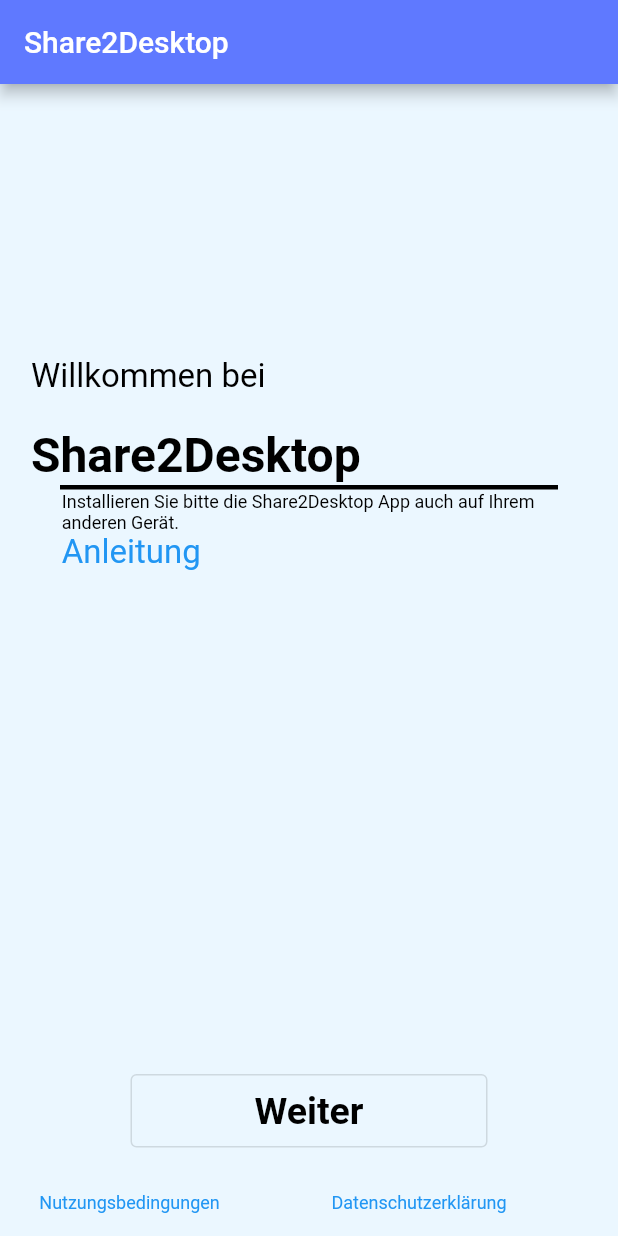
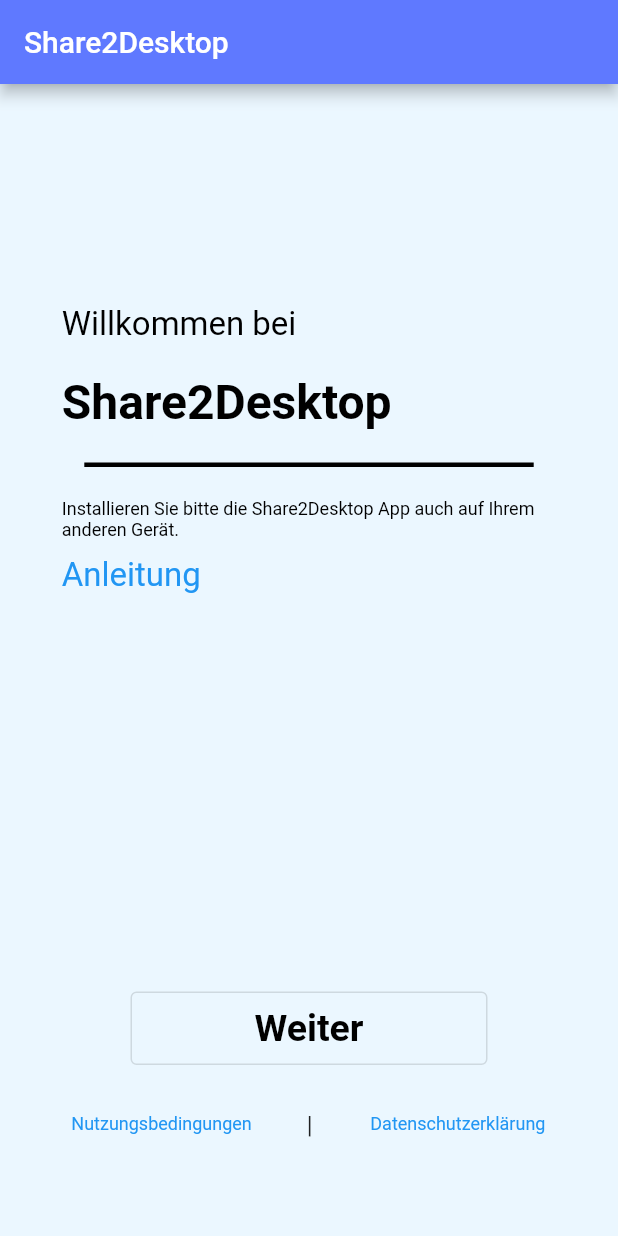
Before and after one commit to szettl135/share2desktop, a Flutter app: the screen it shows after launch, on a phone screen of 412 x 824 dp. Run offline on Flutter 3.47's test engine with Material 2 defaults, Android fonts, the phone set to English and light mode, and no system bars; drawn by our look-alikes of auto_size_text; our stand-ins replace adaptive_theme, device_info_plus, file_picker, qr_flutter; missing offline and left inert: platform_device_id; generated files the repository leaves out were written again; Roboto replaces fonts that are missing (Arial).

Commit message:
startscreen fertig

```diff
--- a/lib/startscreen.dart
+++ b/lib/startscreen.dart
@@ -19,7 +19,8 @@ class StartScreen extends StatelessWidget {
 
               //Logo und Titel
               Container(
-                  width: MediaQuery.of(context).size.width * 0.9,
+
+                  width: MediaQuery.of(context).size.width * 0.8,
                   child: AutoSizeText("Willkommen bei",
                       style: TextStyle(
                           color: Theme.of(context).textTheme.headline4!.color),
@@ -29,7 +30,7 @@ class StartScreen extends StatelessWidget {
                       presetFontSizes: [22, 12, 6])),
               SizedBox(height: 20),
               Container(
-                  width: MediaQuery.of(context).size.width * 0.9,
+                  width: MediaQuery.of(context).size.width * 0.8,
                   child: AutoSizeText("Share2Desktop",
                       style: TextStyle(
                           fontWeight: FontWeight.bold,
@@ -37,7 +38,7 @@ class StartScreen extends StatelessWidget {
                       textAlign: TextAlign.left,
                       maxLines: 1,
                       presetFontSizes: [32, 16, 10])),
-              //SizedBox(height: 20),
+              SizedBox(height: 20),
               Divider(
                 color: Theme.of(context)
                     .textTheme
@@ -45,10 +46,10 @@ class StartScreen extends StatelessWidget {
                     .color, //color of divider
                 height: 5, //height spacing of divider
                 thickness: 3, //thickness of divier line
-                indent: 25, //spacing at the start of divider
-                endIndent: 25, //spacing at the end of divider
+                indent: MediaQuery.of(context).size.width * 0.1, //spacing at the start of divider
+                endIndent: MediaQuery.of(context).size.width * 0.1, //spacing at the end of divider
               ),
-
+              SizedBox(height: 20),
               Container(
                 width: MediaQuery.of(context).size.width * 0.8,
                 child: AutoSizeText(
@@ -59,7 +60,7 @@ class StartScreen extends StatelessWidget {
                     maxLines: 2,
                     presetFontSizes: [22, 12, 6]),
               ),
-
+              SizedBox(height: 10),
               Container(
                   width: MediaQuery.of(context).size.width * 0.8,
                   child: AutoSizeText.rich(
@@ -72,6 +73,7 @@ class StartScreen extends StatelessWidget {
                     ),
                     style: TextStyle(color: Colors.blue),
                     presetFontSizes: [22, 12, 6],
+                     group: smallGroup,
                   )),
 
               Spacer(flex: 2),
@@ -96,8 +98,9 @@ class StartScreen extends StatelessWidget {
 
             Row(
               mainAxisAlignment: MainAxisAlignment.center,
-              children: [Spacer(),Container(
-                  width: MediaQuery.of(context).size.width * 0.4,
+              crossAxisAlignment: CrossAxisAlignment.center,
+              children: [Spacer(flex:1),Container(
+                  width: MediaQuery.of(context).size.width * 0.45,
                   child: AutoSizeText.rich(
                     TextSpan(
                       text: 'Nutzungsbedingungen',
@@ -107,13 +110,19 @@ class StartScreen extends StatelessWidget {
                         },
                     ),
                     style: TextStyle(color: Colors.blue),
+                    group: smallGroup,
+                    textAlign: TextAlign.center,
                     presetFontSizes: [22, 12, 6],
                     maxLines: 1,
                   )),
-
-                  SizedBox(width: 30),
+                 // Spacer(flex:1),
+                 SizedBox(width: MediaQuery.of(context).size.width * 0.01),
+                  //VerticalDivider(),
+                  Text("|"),
+                  //Spacer(flex:1),
+                   SizedBox(width: MediaQuery.of(context).size.width * 0.01),
                   Container(
-                  width: MediaQuery.of(context).size.width * 0.4,
+                  width: MediaQuery.of(context).size.width * 0.45,
                   child: AutoSizeText.rich(
                     TextSpan(
                       text: 'Datenschutzerklärung',
@@ -123,11 +132,14 @@ class StartScreen extends StatelessWidget {
                         },
                     ),
                     maxLines: 1,
+                    group: smallGroup,
+                    textAlign: TextAlign.center,
                     style: TextStyle(color: Colors.blue),
                     presetFontSizes: [22, 12, 6],
                   )),
-                  Spacer()],
-            )
+                  Spacer(flex:1)],
+            ),
+            SizedBox(height: 50)
             ])));
   }
 }
```
